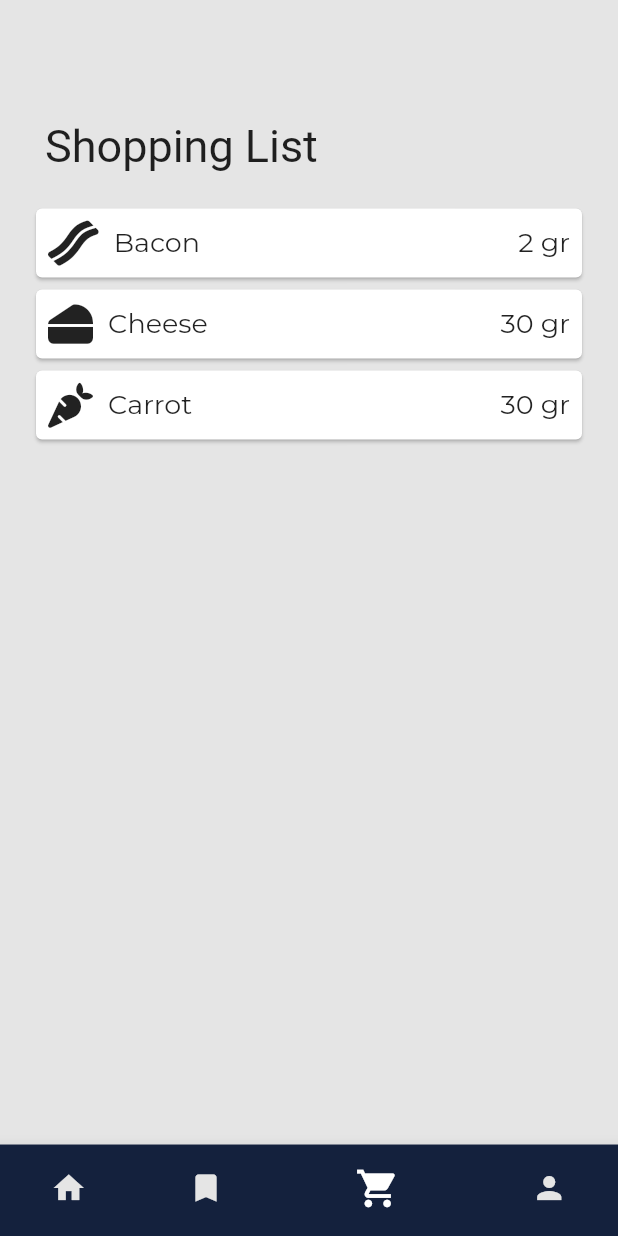
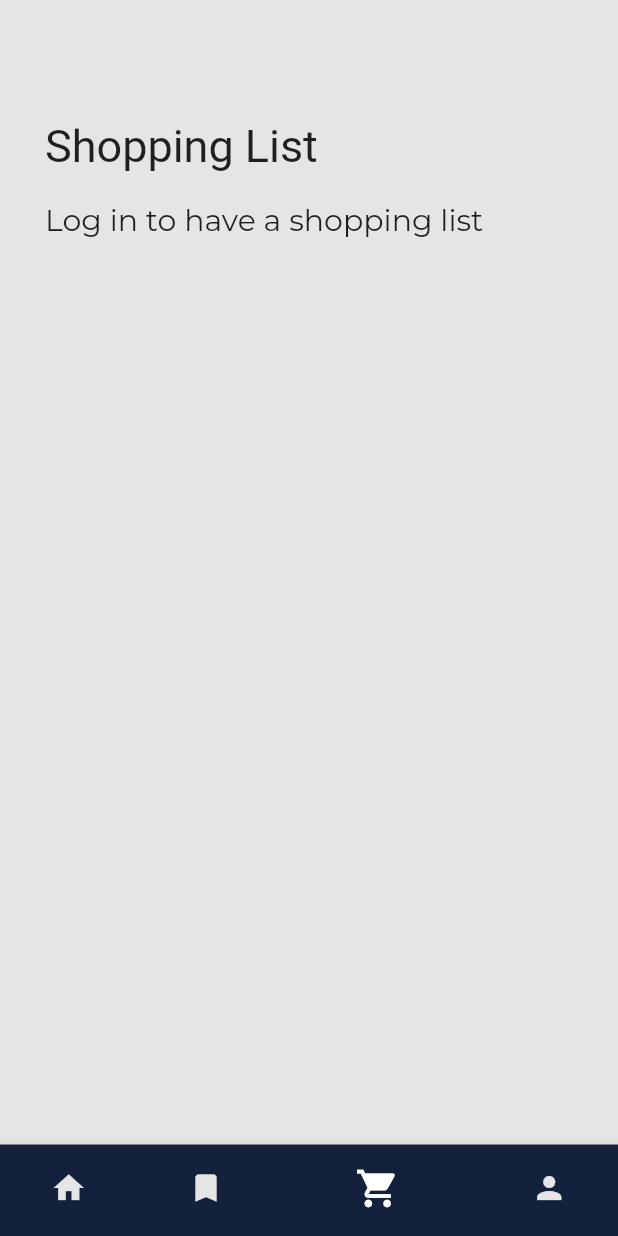
Before and after one commit to lintenn/GrateMate, a Flutter app: the screen it shows after launch, item 3 of the bottom bar chosen, on a phone screen of 412 x 824 dp. Run offline on Flutter 3.47's test engine with Material 2 defaults, Android fonts, the light colour scheme and no system bars; our stand-ins replace font_awesome_flutter, tuple; accounts and stored records are empty; Roboto replaces fonts that are missing (MontserratExtraBold); statements that could not run were skipped; project files that could hold a hidden picture were left out.

Commit message:
Login working and shopping list working

```diff
--- a/grate_mate/lib/main.dart
+++ b/grate_mate/lib/main.dart
@@ -43,14 +43,17 @@ class MyApp extends StatelessWidget {
       routes: {
         '/': (context) => const LoadingScreen(),
         '/recipe': (context) => const RecipeScreen(),
-        '/home': (context) => const MyHomePage(title: 'GrateMate - Main Page')
+        '/home': (context) => const MyHomePage(title: 'GrateMate - Main Page',indexBottom: 0,),
+        '/home/bookmarks': (context) => const MyHomePage(title: 'GrateMate - Main Page',indexBottom: 1,),
+        '/home/shoppingsist': (context) => const MyHomePage(title: 'GrateMate - Main Page',indexBottom: 2,),
+        '/home/login': (context) => const MyHomePage(title: 'GrateMate - Main Page',indexBottom: 3,),
       }
     );
   }
 }
 
 class MyHomePage extends StatefulWidget {
-  const MyHomePage({super.key, required this.title});
+  const MyHomePage({super.key, required this.title, this.indexBottom = 0});
 
   // This widget is the home page of your application. It is stateful, meaning
   // that it has a State object (defined below) that contains fields that affect
@@ -62,13 +65,16 @@ class MyHomePage extends StatefulWidget {
   // always marked "final".
 
   final String title;
+  final int indexBottom;
 
   @override
-  State<MyHomePage> createState() => _MyHomePageState();
+  State<MyHomePage> createState() => _MyHomePageState(indexBottom);
 }
 
 class _MyHomePageState extends State<MyHomePage> {
-  int _selectedIndex = 0;
+  int _selectedIndex;
+  _MyHomePageState(this._selectedIndex);
+
 
   void _onItemTapped(int index) {
     setState(() {
--- a/grate_mate/lib/screens/profile_screen.dart
+++ b/grate_mate/lib/screens/profile_screen.dart
@@ -1,6 +1,7 @@
 import 'package:flutter/cupertino.dart';
 import 'package:flutter/material.dart';
 import '../models/user.dart';
+import '../global_information/global_users.dart' as Users;
 
 
 class ProfileScreen extends StatelessWidget {
@@ -44,7 +45,8 @@ class ProfileScreen extends StatelessWidget {
             Center(
               child: ElevatedButton(
                 onPressed: () {
-                  //TODO: make logout del user
+                  Users.isLogged = false;
+                  Navigator.pushReplacementNamed(context, '/home/login');
                 },
                 child: Text('Logout'),
                 style: ButtonStyle(
--- a/grate_mate/lib/screens/shoppingList_screen.dart
+++ b/grate_mate/lib/screens/shoppingList_screen.dart
@@ -3,6 +3,8 @@ import 'package:flutter/material.dart';
 import 'package:font_awesome_flutter/font_awesome_flutter.dart';
 import 'package:tuple/tuple.dart';
 import 'package:grate_mate/global_information/global_ingredients.dart' as globalIngredients;
+import 'package:grate_mate/global_information/global_users.dart' as Users;
+
 import '../global_information/colors_palette.dart';
 import '../models/ingredient.dart';
 
@@ -51,17 +53,38 @@ class _ShoppingListState extends State<ShoppingList> {
                 ],
               ),
             ),
+            Users.isLogged?
             Flexible(
               child: ListView.builder(
                 padding: const EdgeInsets.fromLTRB(0, 10, 0, 20),
-                  itemCount: shoppingList.length,
+                  itemCount: Users.userLogged.shoppingList.length,
                   itemBuilder: (context, index) {
                     return buildIngredientCard(
-                        shoppingList[index], index,
+                      Users.userLogged.shoppingList[index], index,
                     );
                   }
               ),
             )
+                :
+            Padding(
+              padding: EdgeInsets.fromLTRB(10, 10, 10, 10),
+              child: Row(
+                children: [
+                  Column(
+                    children: const [
+                      Text(
+                        'Log in to have a shopping list',
+                        style: TextStyle(
+                          fontSize: 20,
+                          fontFamily: 'Montserrat',
+                          //color: GrateMate.darkGrateMate
+                        ),
+                      ),
+                    ],
+                  ),
+                ],
+              ),
+            ),
           ],
         ),
       ),
@@ -117,7 +140,7 @@ class _ShoppingListState extends State<ShoppingList> {
                 onPressed: () {
                   print("delete ${index}");
                   setState(() {
-                    shoppingList.remove(ingredient);
+                    Users.userLogged.shoppingList.remove(ingredient);
                     isExpanded = [];
                   });
                 },
```
Also changed, not shown: grate_mate/lib/screens/bookmarks_screen.dart (+3 -8 lines), grate_mate/lib/screens/login_screen.dart (+7 -1 lines), grate_mate/lib/screens/recipe_screen.dart (+16 -3 lines).
